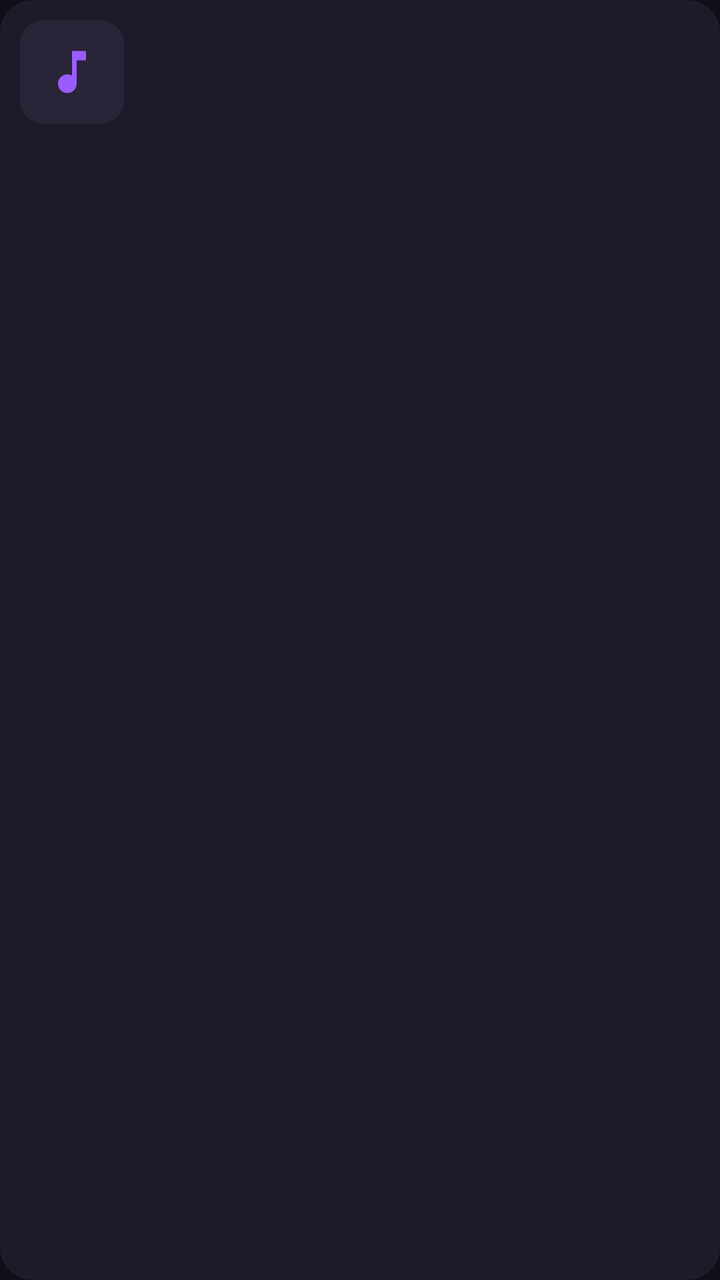
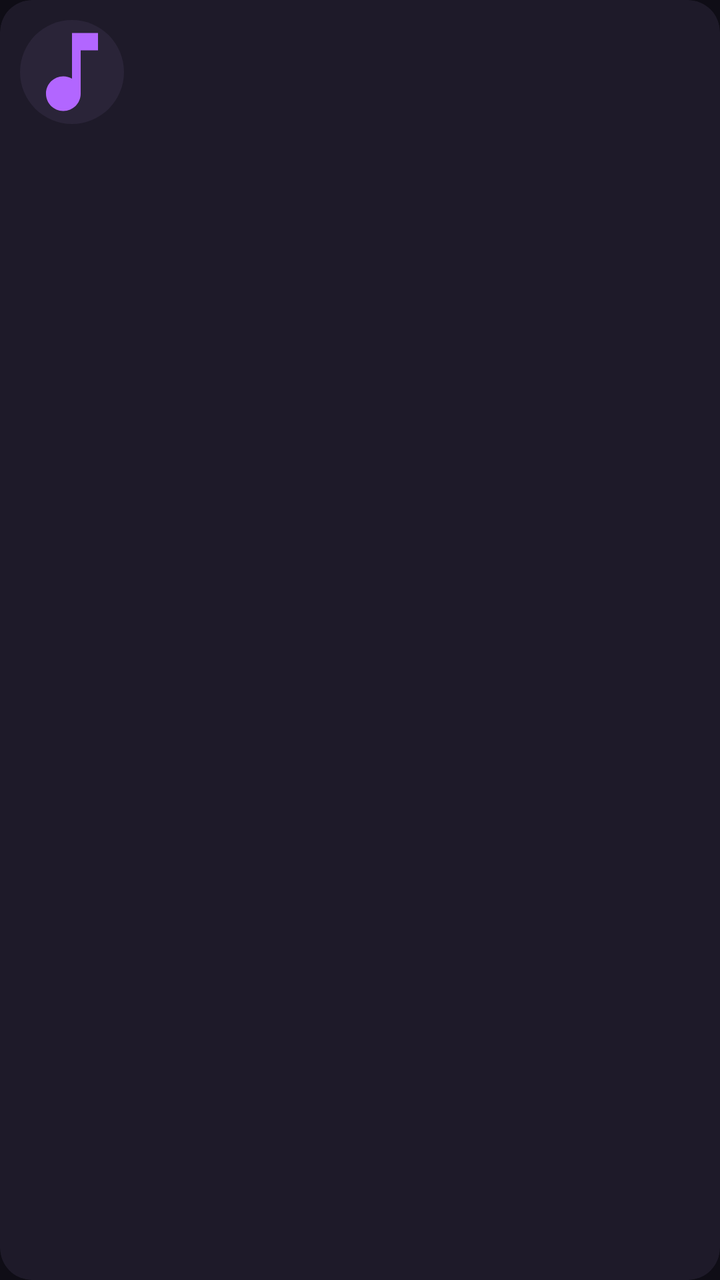

Screens rendered from an Android XML layout before and after an edit, with the pre-edit source and the edit as a unified diff.
<!-- AndroidManifest.xml: application theme Theme.MusicPlayer -->
<!-- res/layout/item_song.xml -->
<?xml version="1.0" encoding="utf-8"?>
<com.google.android.material.card.MaterialCardView
    xmlns:android="http://schemas.android.com/apk/res/android"
    xmlns:app="http://schemas.android.com/apk/res-auto"
    android:layout_width="match_parent"
    android:layout_height="wrap_content"
    android:layout_marginHorizontal="12dp"
    android:layout_marginVertical="5dp"
    app:cardBackgroundColor="@color/surfaceDark"
    app:cardCornerRadius="16dp"
    app:cardElevation="0dp"
    app:rippleColor="@color/accent"
    app:strokeWidth="0dp">

    <LinearLayout
        android:layout_width="match_parent"
        android:layout_height="wrap_content"
        android:orientation="horizontal"
        android:gravity="center_vertical"
        android:padding="10dp">

        <com.google.android.material.card.MaterialCardView
            android:layout_width="52dp"
            android:layout_height="52dp"
            app:cardCornerRadius="12dp"
            app:cardElevation="0dp"
            app:strokeWidth="0dp">

            <ImageView
                android:id="@+id/songArt"
                android:layout_width="match_parent"
                android:layout_height="match_parent"
                android:background="@color/surfaceElevated"
                android:padding="12dp"
                android:scaleType="centerCrop"
                android:src="@drawable/ic_music_note"
                app:tint="@color/accent" />
        </com.google.android.material.card.MaterialCardView>

        <LinearLayout
            android:layout_width="0dp"
            android:layout_height="wrap_content"
            android:layout_weight="1"
            android:layout_marginStart="14dp"
            android:orientation="vertical">

            <TextView
                android:id="@+id/songTitle"
                android:layout_width="match_parent"
                android:layout_height="wrap_content"
                android:maxLines="1"
                android:ellipsize="end"
                android:textColor="@color/textPrimary"
                android:textSize="15sp"
                android:textStyle="bold" />

            <TextView
                android:id="@+id/songSubtitle"
                android:layout_width="match_parent"
                android:layout_height="wrap_content"
                android:layout_marginTop="2dp"
                android:maxLines="1"
                android:ellipsize="end"
                android:textColor="@color/textSecondary"
                android:textSize="13sp" />
        </LinearLayout>

        <TextView
            android:id="@+id/songDuration"
            android:layout_width="wrap_content"
            android:layout_height="wrap_content"
            android:layout_marginStart="8dp"
            android:textColor="@color/textSecondary"
            android:textSize="12sp" />

    </LinearLayout>
</com.google.android.material.card.MaterialCardView>
<!-- resources referenced by this layout -->
<resources>
  <color name="accent">#9B5CFF</color>
  <color name="surfaceDark">#1E1A29</color>
  <color name="surfaceElevated">#2A2438</color>
  <color name="textPrimary">#FFFFFF</color>
  <color name="textSecondary">#B0A8C0</color>
  <!-- drawable ic_music_note (drawable) -->
  <vector xmlns:android="http://schemas.android.com/apk/res/android"
      android:width="24dp"
      android:height="24dp"
      android:viewportWidth="24"
      android:viewportHeight="24"
      android:tint="#B266FF">
      <path
          android:fillColor="@android:color/white"
          android:pathData="M12,3v10.55c-0.59,-0.34 -1.27,-0.55 -2,-0.55c-2.21,0 -4,1.79 -4,4s1.79,4 4,4s4,-1.79 4,-4V7h4V3H12z" />
  </vector>
  <style name="Theme.MusicPlayer" parent="Theme.Material3.Dark.NoActionBar">
          <item name="colorPrimary">@color/accent</item>
          <item name="colorOnPrimary">@color/textPrimary</item>
          <item name="colorSecondary">@color/accentSecondary</item>
          <item name="colorSurface">@color/surfaceDark</item>
          <item name="colorOnSurface">@color/textPrimary</item>
          <item name="colorSurfaceVariant">@color/surfaceElevated</item>
          <item name="android:windowBackground">@color/backgroundDark</item>
          <item name="android:statusBarColor">@color/backgroundDark</item>
          <item name="android:navigationBarColor">@color/backgroundDark</item>
      </style>
  <color name="accentSecondary">#FF5CA8</color>
  <color name="backgroundDark">#0F0D16</color>
</resources>

<!-- the commit's change to res/layout/item_song.xml (unified diff, before → after) -->
@@ -22,7 +22,7 @@
         <com.google.android.material.card.MaterialCardView
             android:layout_width="52dp"
             android:layout_height="52dp"
-            app:cardCornerRadius="12dp"
+            app:cardCornerRadius="26dp"
             app:cardElevation="0dp"
             app:strokeWidth="0dp">
 
@@ -31,10 +31,8 @@
                 android:layout_width="match_parent"
                 android:layout_height="match_parent"
                 android:background="@color/surfaceElevated"
-                android:padding="12dp"
                 android:scaleType="centerCrop"
-                android:src="@drawable/ic_music_note"
-                app:tint="@color/accent" />
+                android:src="@drawable/ic_music_note" />
         </com.google.android.material.card.MaterialCardView>
 
         <LinearLayout
